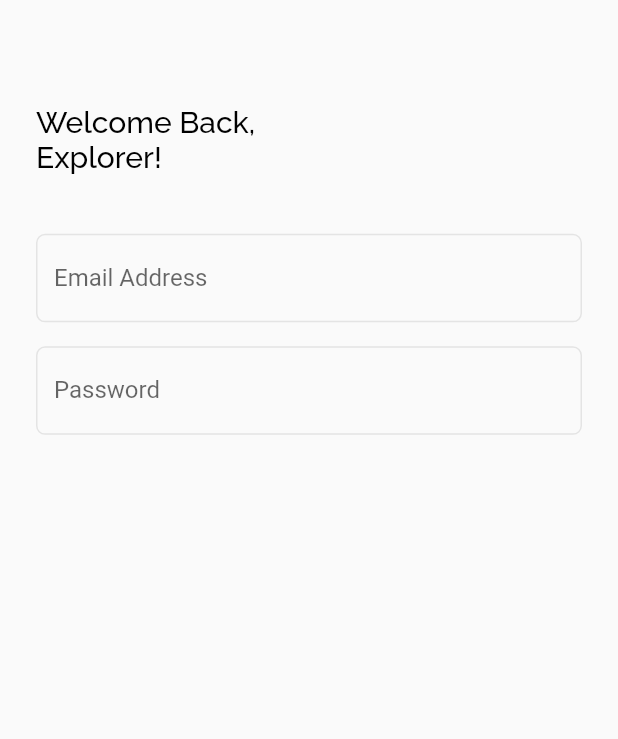
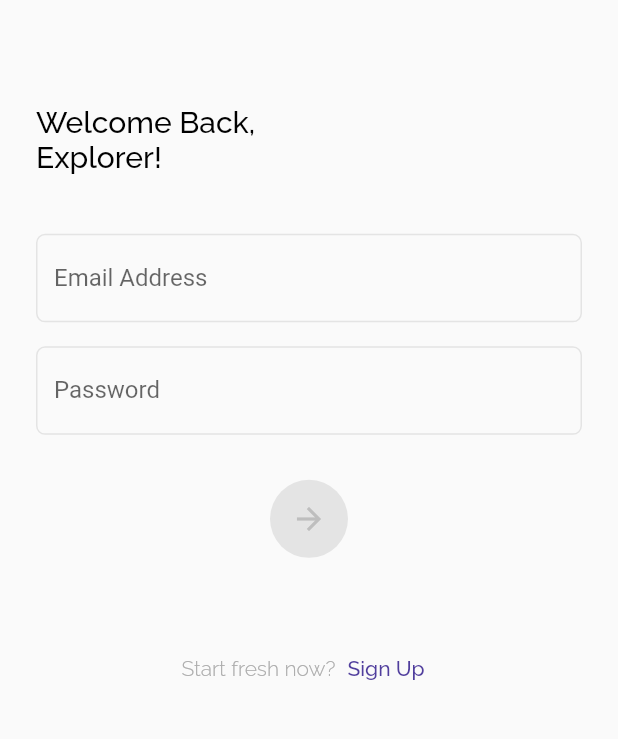
Before and after one commit to tirta-raa/movie, a Flutter app: the screen it shows after launch, on a phone screen of 412 x 824 dp, the part 155-894 px from its top. Run offline on Flutter 3.47's test engine with Material 2 defaults, Android fonts, the phone set to English and light mode, and no system bars; our stand-ins replace awesome_extensions, email_validator, google_fonts.

```diff
--- a/lib/ui/pages/sign_in_page.dart
+++ b/lib/ui/pages/sign_in_page.dart
@@ -17,6 +17,94 @@ class _SignInPageState extends State<SignInPage> {
 
   @override
   Widget build(BuildContext context) {
+    logoImage() {
+      return Image.asset(
+        'assets/logo.png',
+        width: 70,
+      );
+    }
+
+    headlineText() {
+      return Text(
+        'Welcome Back,\nExplorer!',
+        style: textStyleMedium.copyWith(fontSize: 20),
+      );
+    }
+
+    emailTextField() {
+      return CustomTextField(
+        controller: emailController,
+        onChanged: (text) {
+          setState(() {
+            isEmailValid = EmailValidator.validate(text);
+          });
+        },
+        text: 'Email Address',
+      );
+    }
+
+    passwordTextField() {
+      return CustomTextField(
+        obscureText: true,
+        controller: passwordController,
+        onChanged: (text) {
+          setState(() {
+            isPasswordValid = text.length >= 6;
+          });
+        },
+        text: 'Password',
+      );
+    }
+
+    arrowButton() {
+      return Center(
+        child: ElevatedButton(
+          onPressed: () {},
+          style: ElevatedButton.styleFrom(
+            backgroundColor: (isEmailValid &&
+                    isPasswordValid) // if email and password are validate change the color
+                ? blueColor
+                : const Color(0xFFE4E4E4),
+            shape: const CircleBorder(),
+            padding: const EdgeInsets.all(14),
+            elevation: 0.0, // remove shadow
+            shadowColor: Colors.transparent, // remove shadow
+          ),
+          child: Icon(
+            Icons.arrow_forward,
+            color: (isEmailValid &&
+                    isPasswordValid) // if email and password are validate change the color
+                ? Colors.white
+                : const Color(0XFFBEBEBE),
+          ),
+        ),
+      );
+    }
+
+    signUpTextButton() {
+      return Row(
+        mainAxisAlignment: MainAxisAlignment.center,
+        children: [
+          Text(
+            'Start fresh now?',
+            style: textStyleLight.copyWith(
+              fontSize: 14,
+            ),
+          ),
+          TextButton(
+            onPressed: () {},
+            child: Text(
+              'Sign Up',
+              style: textStyleMedium.copyWith(
+                fontSize: 14,
+                color: blueColor,
+              ),
+            ),
+          ),
+        ],
+      );
+    }
+
     return Scaffold(
       body: SafeArea(
         bottom: false,
@@ -25,41 +113,23 @@ class _SignInPageState extends State<SignInPage> {
             horizontal: 24,
             vertical: 30,
           ),
-          child: Column(
-            crossAxisAlignment: CrossAxisAlignment.start,
-            children: [
-              Image.asset(
-                'assets/logo.png',
-                width: 70,
-              ),
-              70.0.heightBox,
-              Text(
-                'Welcome Back,\nExplorer!',
-                style: textStyleMedium.copyWith(fontSize: 20),
-              ),
-              40.0.heightBox,
-              CustomTextField(
-                controller: emailController,
-                onChanged: (text) {
-                  setState(() {
-                    isEmailValid = EmailValidator.validate(text);
-                  });
-                },
-                text: 'Email Address',
-              ),
-              16.0.heightBox,
-              CustomTextField(
-                obscureText: true,
-                controller: passwordController,
-                onChanged: (text) {
-                  setState(() {
-                    isPasswordValid = text.length >= 6;
-                  });
-                },
-                text: 'Password',
-              ),
-              30.0.heightBox,
-            ],
+          child: SingleChildScrollView(
+            child: Column(
+              crossAxisAlignment: CrossAxisAlignment.start,
+              children: [
+                logoImage(),
+                70.0.heightBox,
+                headlineText(),
+                40.0.heightBox,
+                emailTextField(),
+                16.0.heightBox,
+                passwordTextField(),
+                30.0.heightBox,
+                arrowButton(),
+                50.0.heightBox,
+                signUpTextButton(),
+              ],
+            ),
           ),
         ),
       ),
```
